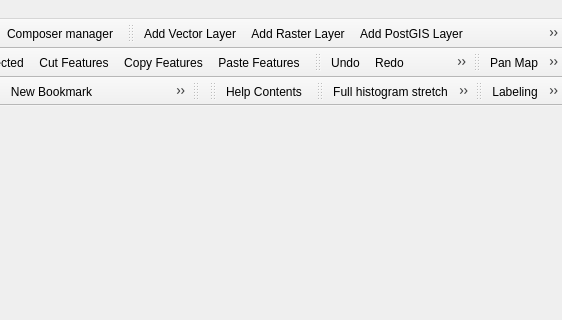
Old version of the form src/ui/qgisapp.ui in the repository kadas-albireo/kadas-albireo; both pictures show x 490 to 1052 and y 0 to 320 of the 1052 by 489 pixel window.
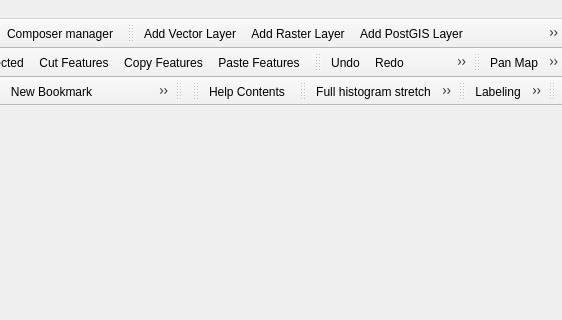
New version of the form. Icons and pictures are not drawn.

Commit message: add Vector menu and toolbar to improve plugins organization

Diff of the .ui file:
```diff
--- a/src/ui/qgisapp.ui
+++ b/src/ui/qgisapp.ui
@@ -385,6 +385,17 @@
    <addaction name="mActionRotateLabel"/>
    <addaction name="mActionChangeLabelProperties"/>
   </widget>
+  <widget class="QToolBar" name="mVectorToolBar">
+   <property name="windowTitle">
+    <string>Vector</string>
+   </property>
+   <attribute name="toolBarArea">
+    <enum>TopToolBarArea</enum>
+   </attribute>
+   <attribute name="toolBarBreak">
+    <bool>false</bool>
+   </attribute>
+  </widget>
   <action name="mActionNewProject">
    <property name="icon">
     <iconset resource="../../images/images.qrc">
```
Left out of the diff: 2 changed lines with no effect on the pictures. The commit also changes 6 other files.
